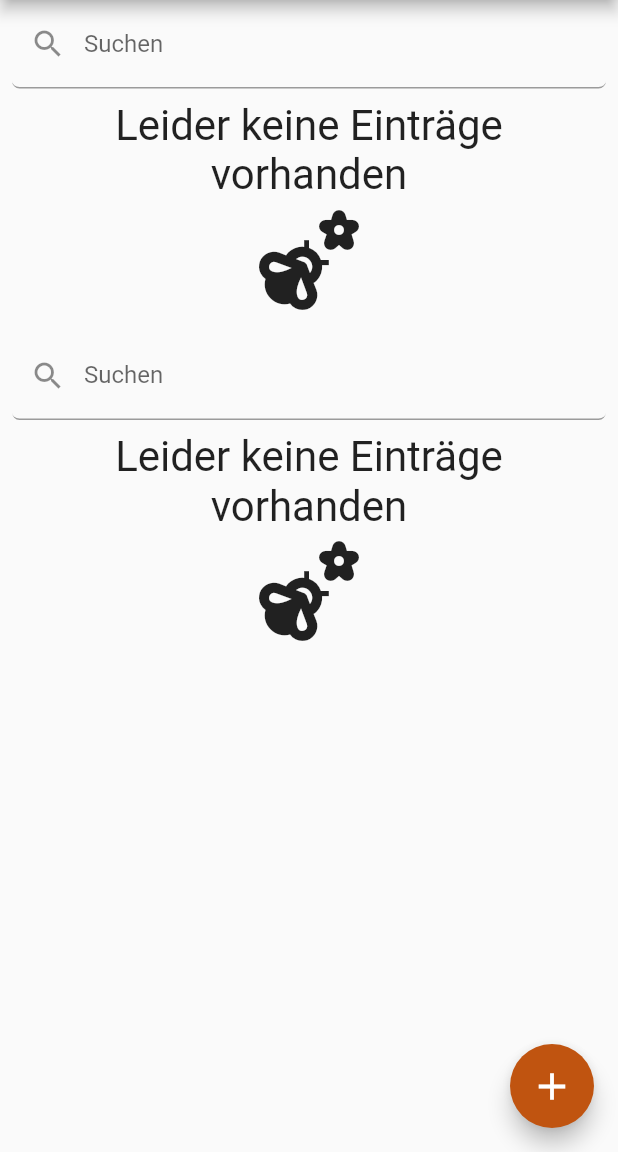
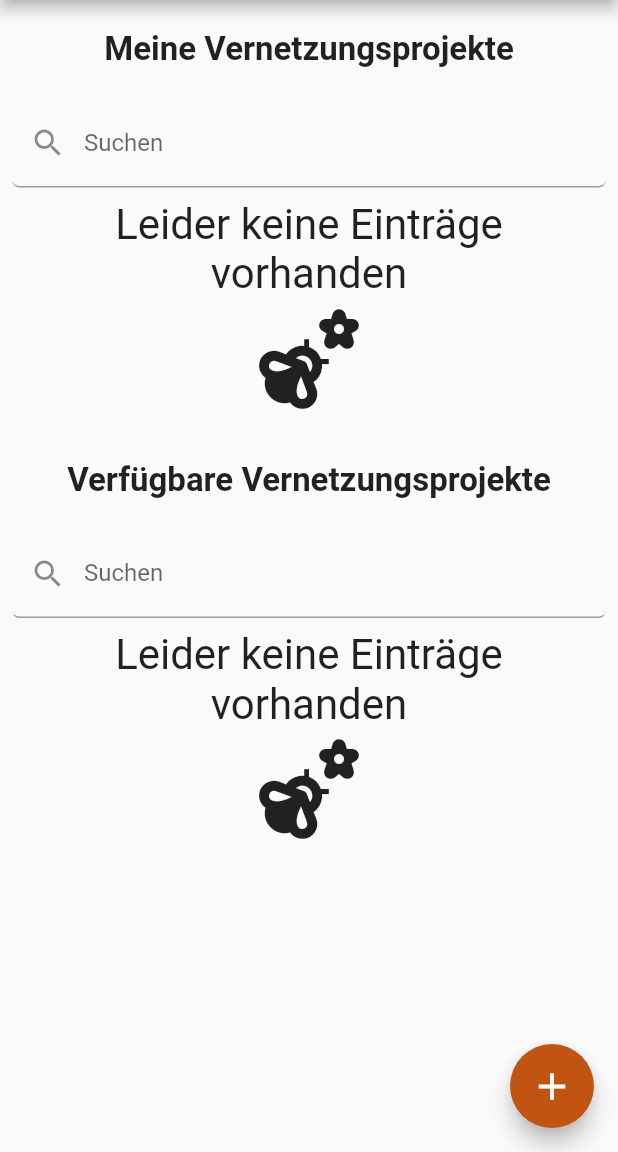
Before and after one commit to ElenaAlgaria/BetterGarden2_IP34, a Flutter app: the screen it shows after launch, in the side drawer, after a tap on "Vernetzungsprojekte", on a phone screen of 412 x 824 dp, the part 84-1236 px from its top. Run offline on Flutter 3.47's test engine with Material 2 defaults, Android fonts, the phone set to English and light mode, and no system bars; our stand-ins replace cached_network_image, cloud_firestore, extended_image, firebase_auth, firebase_core, firebase_storage and 10 more; missing offline and left inert: flutter_facebook_auth, image_editor; accounts and stored records are empty.

Commit message:
add(Vernetzungsprojekte): add titles and padding to page

```diff
--- a/lib/screens/project_page/projects_overview_page.dart
+++ b/lib/screens/project_page/projects_overview_page.dart
@@ -50,8 +50,22 @@ class _ProjectsOverviewPageState extends State<ProjectsOverviewPage>
       body: SingleChildScrollView(
         child: Column(
           children: [
+            const Padding(
+              padding: EdgeInsets.all(20),
+              child: Text(
+                'Meine Vernetzungsprojekte',
+                style: TextStyle(fontWeight: FontWeight.bold, fontSize: 22),
+              ),
+            ),
             ConnectionProjectListWidget(
               objects: getJoinedConnectionProjects(),
+            ),
+            const Padding(
+              padding: EdgeInsets.all(20),
+              child: Text(
+                'Verfügbare Vernetzungsprojekte',
+                style: TextStyle(fontWeight: FontWeight.bold, fontSize: 22),
+              ),
             ),
             ConnectionProjectListWidget(
               objects: getJoinableConnectionProjects(),
```
